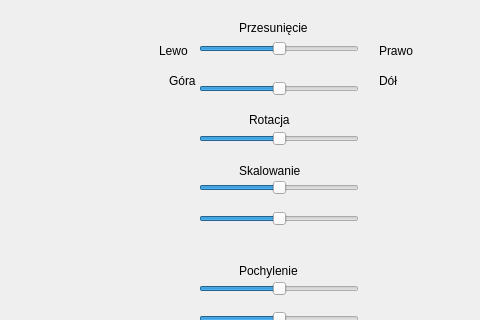
Above: przeksztalcenia2D/mainwindow.ui from olapabian/grafika before the change; both pictures show x 401 to 881 and y 0 to 320 of the 881 by 905 pixel window. Below: the same form after it.
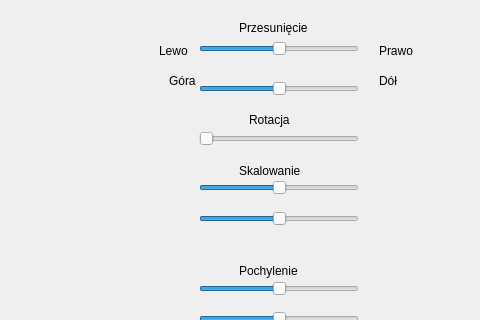
That is the form after the change.

The edit to the form file:
```diff
--- a/przeksztalcenia2D/mainwindow.ui
+++ b/przeksztalcenia2D/mainwindow.ui
@@ -243,10 +243,10 @@
      <number>1</number>
     </property>
     <property name="value">
-     <number>90</number>
+     <number>0</number>
     </property>
     <property name="sliderPosition">
-     <number>90</number>
+     <number>0</number>
     </property>
     <property name="orientation">
      <enum>Qt::Horizontal</enum>
```
